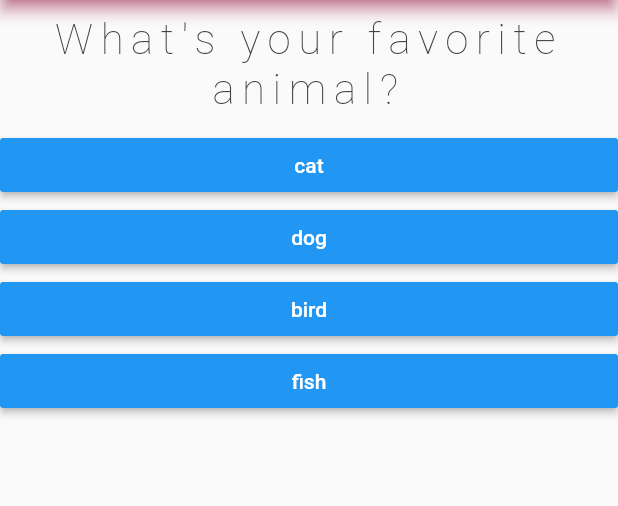
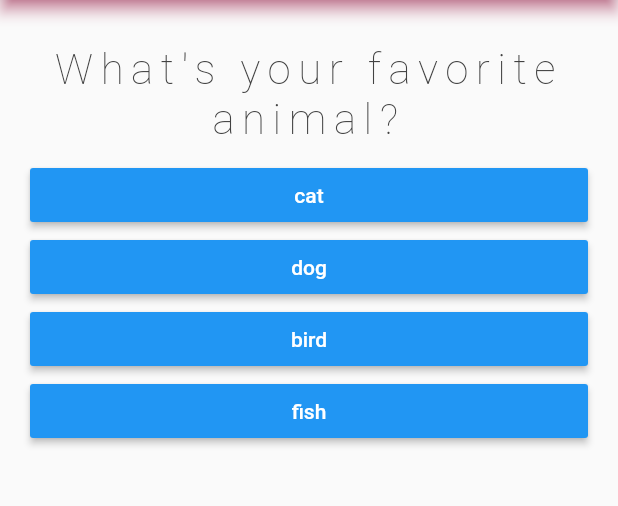
Before and after one commit to mlars84/flutter_complete_guide_01, a Flutter app: the screen it shows after launch, after a tap on "black", on a phone screen of 412 x 824 dp, the part 84-590 px from its top. Run offline on Flutter 3.47's test engine with Material 2 defaults, Android fonts, the phone set to English and light mode, and no system bars.

Commit message:
ifs/ternaries/more components

```diff
--- a/lib/main.dart
+++ b/lib/main.dart
@@ -1,6 +1,6 @@
 import 'package:flutter/material.dart';
-import './question.dart';
-import './answer.dart';
+import './quiz.dart';
+import './result.dart';
 
 void main() => runApp(MyApp());
 
@@ -12,32 +12,49 @@ class MyApp extends StatefulWidget {
 }
 
 class _MyAppState extends State<MyApp> {
+  final _questions = const [
+    {
+      'questionText': 'What\'s your favorite color?',
+      'answers': [
+        {'text': 'black', 'score': 10},
+        {'text': 'red', 'score': 2},
+        {'text': 'green', 'score': 4},
+        {'text': 'white', 'score': 1}
+      ]
+    },
+    {
+      'questionText': 'What\'s your favorite animal?',
+      'answers': [
+        {'text': 'cat', 'score': 3},
+        {'text': 'dog', 'score': 5},
+        {'text': 'bird', 'score': 7},
+        {'text': 'fish', 'score': 1}
+      ]
+    },
+    {
+      'questionText': 'What\'s your favorite music genre?',
+      'answers': [
+        {'text': 'doom metal', 'score': 8},
+        {'text': 'electro', 'score': 2},
+        {'text': 'indie', 'score': 6},
+        {'text': 'old-time', 'score': 9}
+      ]
+    }
+  ];
+
   var _questionIndex = 0;
+  var _totalScore = 0;
 
-  void _answerQuestion() {
+  void _answerQuestion(int score) {
+    _totalScore += score;
+    print(_totalScore);
     setState(() {
       _questionIndex = _questionIndex + 1;
-      print(_questionIndex);
     });
   }
 
   @override
   Widget build(BuildContext context) {
-    var questions = [
-      {
-        'questionText': 'What\'s your favorite color?',
-        'answers': ['black', 'red', 'green', 'white']
-      },
-      {
-        'questionText': 'What\'s your favorite animal?',
-        'answers': ['cat', 'dog', 'bird', 'fish']
-      },
-      {
-        'questionText': 'What\'s your favorite music genre?',
-        'answers': ['doom metal', 'electro', 'indie', 'old-time']
-      }
-    ];
-
     return MaterialApp(
         home: Scaffold(
         appBar: AppBar(
@@ -48,14 +65,16 @@ class _MyAppState extends State<MyApp> {
           backgroundColor: Colors.black,
           shadowColor: Colors.pink,
         ),
-      body: Column(
-        children: [
-          Question(questions[_questionIndex]['questionText']),
-          ...(questions[_questionIndex]['answers'] as List<String>).map((answer) {
-            return Answer(_answerQuestion, answer);
-          }).toList()
-        ],
+        body: Container(
+          padding: EdgeInsets.all(20),
+          child: _questionIndex < _questions.length
+            ? Quiz(
+                answerQuestion: _answerQuestion,
+                questionsList: _questions[_questionIndex],
+              )
+            : Result(finalScore: _totalScore),
         ),
-    ));
+      )
+    );
   }
 }
--- /dev/null
+++ b/lib/quiz.dart
@@ -0,0 +1,23 @@
+import 'package:flutter/material.dart';
+import './question.dart';
+import './answer.dart';
+
+class Quiz extends StatelessWidget {
+  final Map<dynamic, dynamic> questionsList;
+  final Function answerQuestion;
+
+  Quiz({@required this.questionsList, @required this.answerQuestion});
+
+  @override
+  Widget build(BuildContext context) {
+    return Column(
+      children: [
+        Question(questionsList['questionText']),
+        ...(questionsList['answers'] as List<Map<String, Object>>)
+            .map((answer) {
+          return Answer(() => answerQuestion(answer['score']), answer['text']);
+        }).toList()
+      ],
+    );
+  }
+}
--- /dev/null
+++ b/lib/result.dart
@@ -0,0 +1,25 @@
+import 'package:flutter/material.dart';
+
+class Result extends StatelessWidget {
+  final int finalScore;
+
+  Result({this.finalScore});
+
+  String get resulPhrase {
+    return "The final score is $finalScore";
+  }
+
+  @override
+  Widget build(BuildContext context) {
+    return Center(
+      child: Text(
+        resulPhrase,
+        style: TextStyle(
+          fontSize: 36,
+          fontWeight: FontWeight.bold
+        ),
+        textAlign: TextAlign.center,
+      ),
+    );
+  }
+}
```
Lines whose indentation alone changed are shown as unchanged.
